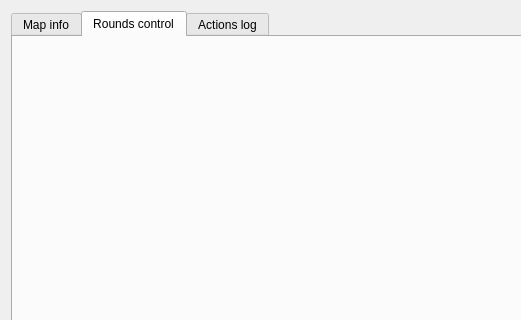
Before: the Qt Designer form OrodaelTurrim/res/ui/controlWidget.ui in Wilson194/OrodaelTurrim, drawn with Qt 5; both pictures show x 0 to 521 and y 0 to 320 of the 626 by 445 pixel window.
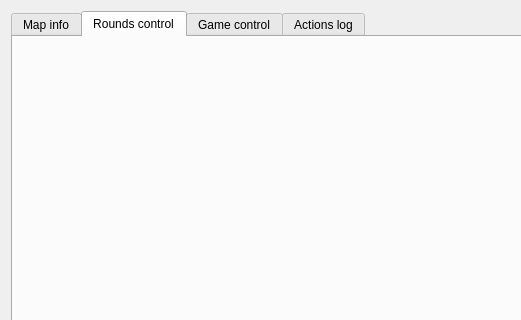
After: the same form once the commit is applied. The open tabs and pages were chosen to show the change.

Patch:
```diff
--- a/OrodaelTurrim/res/ui/controlWidget.ui
+++ b/OrodaelTurrim/res/ui/controlWidget.ui
@@ -29,6 +29,11 @@
        <string>Rounds control</string>
       </attribute>
      </widget>
+     <widget class="QWidget" name="gameTab">
+      <attribute name="title">
+       <string>Game control</string>
+      </attribute>
+     </widget>
      <widget class="QWidget" name="logTab">
       <attribute name="title">
        <string>Actions log</string>
```
Left out of the diff: 2 changed lines with no effect on the pictures.
